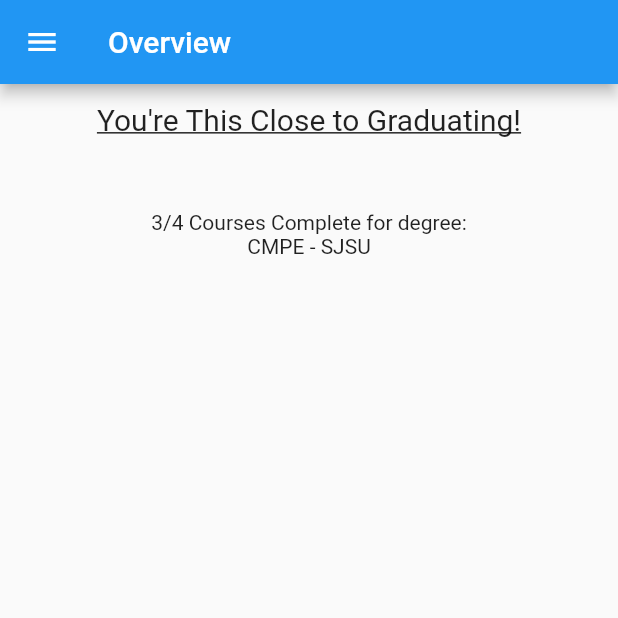
After one commit to Leonrg17/Artic, a Flutter app: the Overview screen opened by its route, on a phone screen of 412 x 824 dp, the top half of it. The commit adds this screen. Run offline on Flutter 3.47's test engine with Material 2 defaults, Android fonts, the phone set to English and light mode, and no system bars; our stand-ins replace google_fonts, modal_progress_hud_nsn.

Commit message:
created overview

```diff
--- a/lib/main.dart
+++ b/lib/main.dart
@@ -1,10 +1,11 @@
 import 'package:artic/screens/SignupPage.dart';
 import 'package:flutter/material.dart';
+
 import '../screens/ForgotPassword.dart';
 import '../screens/LoginScreen.dart';
+import '../screens/Overview.dart';
+import '../screens/SignupPage.dart';
 import '../screens/WelcomeScreen.dart';
-import '../screens/SignupPage.dart';
-import '../screens/HomePage.dart';
 
 void main() => runApp(const Artic());
 
@@ -21,7 +22,7 @@ class Artic extends StatelessWidget {
         ForgotPassword.id: (context) => ForgotPassword(),
         LoginScreen.id: (context) => LoginScreen(),
         SignupScreen.id: (context) => SignupScreen(),
-        HomePage.id: (context) => HomePage(),
+        Overview.id: (context) => Overview(),
       },
 
       //home: HomePage(),
--- a/lib/screens/ForgotPassword.dart
+++ b/lib/screens/ForgotPassword.dart
@@ -1,8 +1,9 @@
+import 'package:artic/components/rounded_button.dart';
+import 'package:artic/constants.dart';
 import 'package:flutter/material.dart';
-import 'package:artic/constants.dart';
-import 'package:artic/components/rounded_button.dart';
-import 'HomePage.dart';
+
 import '../screens/LoginScreen.dart';
+import 'Overview.dart';
 
 class ForgotPassword extends StatefulWidget {
   static const String id = 'forgot_password';
@@ -71,7 +72,7 @@ class _ForgotPassword extends State<ForgotPassword> {
                         email: email, password: password);
                      */
                       if (user != '') {
-                        Navigator.pushNamed(context, HomePage.id);
+                        Navigator.pushNamed(context, Overview.id);
                       }
 
                       setState(() {});
--- a/lib/screens/HomePage.dart
+++ /dev/null
@@ -1,19 +0,0 @@
-import 'package:flutter/material.dart';
-import '../constants.dart';
-
-class HomePage extends StatelessWidget {
-  static const String id = 'homepage';
-
-  @override
-  Widget build(BuildContext context) {
-    return Scaffold(
-      appBar: AppBar(
-        title: const Text("Home Page"),
-      ),
-      body: const Center(
-        child: Text('My Page now!'),
-      ),
-      drawer: kNavBar,
-    );
-  }
-}
--- a/lib/screens/LoginScreen.dart
+++ b/lib/screens/LoginScreen.dart
@@ -1,10 +1,11 @@
+import 'package:artic/components/rounded_button.dart';
+import 'package:artic/constants.dart';
 import 'package:artic/screens/ForgotPassword.dart';
 import 'package:artic/screens/SignupPage.dart';
 import 'package:flutter/material.dart';
-import 'package:artic/constants.dart';
-import 'package:artic/components/rounded_button.dart';
 import 'package:modal_progress_hud_nsn/modal_progress_hud_nsn.dart';
-import 'HomePage.dart';
+
+import 'Overview.dart';
 
 class LoginScreen extends StatefulWidget {
   static const String id = 'login_screen';
@@ -92,7 +93,7 @@ class _LoginScreenState extends State<LoginScreen> {
                           email: email, password: password);
                        */
                         if (user != '') {
-                          Navigator.pushNamed(context, HomePage.id);
+                          Navigator.pushNamed(context, Overview.id);
                         }
 
                         setState(() {
--- /dev/null
+++ b/lib/screens/Overview.dart
@@ -0,0 +1,38 @@
+import 'package:flutter/material.dart';
+import 'package:google_fonts/google_fonts.dart';
+
+import '../constants.dart';
+
+class Overview extends StatelessWidget {
+  static const String id = 'homepage';
+
+  @override
+  Widget build(BuildContext context) {
+    return Scaffold(
+      appBar: AppBar(
+        title: const Text("Overview"),
+      ),
+      body: Column(
+        children: [
+          const SizedBox(height: 20),
+          Text(
+            'You\'re This Close to Graduating!',
+            style: GoogleFonts.roboto(
+              height: 0.7,
+              fontWeight: FontWeight.w400,
+              fontStyle: FontStyle.normal,
+              decoration: TextDecoration.underline,
+              fontSize: 20,
+            ),
+          ),
+          Container(),
+          const SizedBox(height: 50),
+          const Text('3/4 Courses Complete for degree:'),
+          const Text('CMPE - SJSU'),
+          Container(),
+        ],
+      ),
+      drawer: kNavBar,
+    );
+  }
+}
--- a/lib/screens/SignupPage.dart
+++ b/lib/screens/SignupPage.dart
@@ -1,8 +1,9 @@
+import 'package:artic/components/rounded_button.dart';
 import 'package:artic/screens/LoginScreen.dart';
-import 'package:artic/screens/HomePage.dart';
+import 'package:artic/screens/Overview.dart';
 import 'package:flutter/material.dart';
-import 'package:artic/components/rounded_button.dart';
 import 'package:modal_progress_hud_nsn/modal_progress_hud_nsn.dart';
+
 import '../constants.dart';
 import '../screens/LoginScreen.dart';
 
@@ -121,7 +122,7 @@ class _SignupScreenState extends State<SignupScreen> {
                           email: email, password: password);
                        */
                         if (user != '') {
-                          Navigator.pushNamed(context, HomePage.id);
+                          Navigator.pushNamed(context, Overview.id);
                         }
 
                         setState(() {
```
